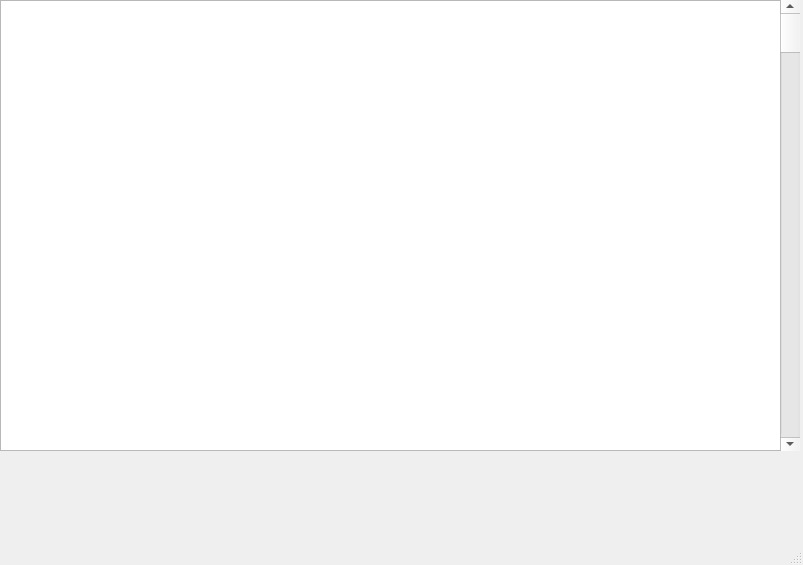
Before: the Qt Designer form displaymenu.ui in george492/countfrequency, drawn with Qt 5.
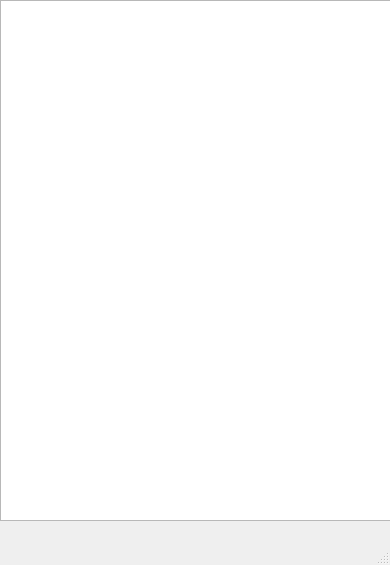
After: the same form once the commit is applied.

Commit message: Adding display and displaysorted functions with displaymenu ui

```diff
--- a/displaymenu.ui
+++ b/displaymenu.ui
@@ -6,7 +6,7 @@
    <rect>
     <x>0</x>
     <y>0</y>
-    <width>803</width>
+    <width>390</width>
     <height>565</height>
    </rect>
   </property>
@@ -19,24 +19,11 @@
      <rect>
       <x>0</x>
       <y>0</y>
-      <width>781</width>
-      <height>451</height>
+      <width>391</width>
+      <height>521</height>
      </rect>
     </property>
    </widget>
-   <widget class="QScrollBar" name="verticalScrollBar">
-    <property name="geometry">
-     <rect>
-      <x>780</x>
-      <y>0</y>
-      <width>20</width>
-      <height>451</height>
-     </rect>
-    </property>
-    <property name="orientation">
-     <enum>Qt::Vertical</enum>
-    </property>
-   </widget>
   </widget>
   <widget class="QMenuBar" name="menubar">
    <property name="geometry">
```
Left out of the diff: 6 changed lines with no effect on the pictures. The commit also changes 136 other files.
